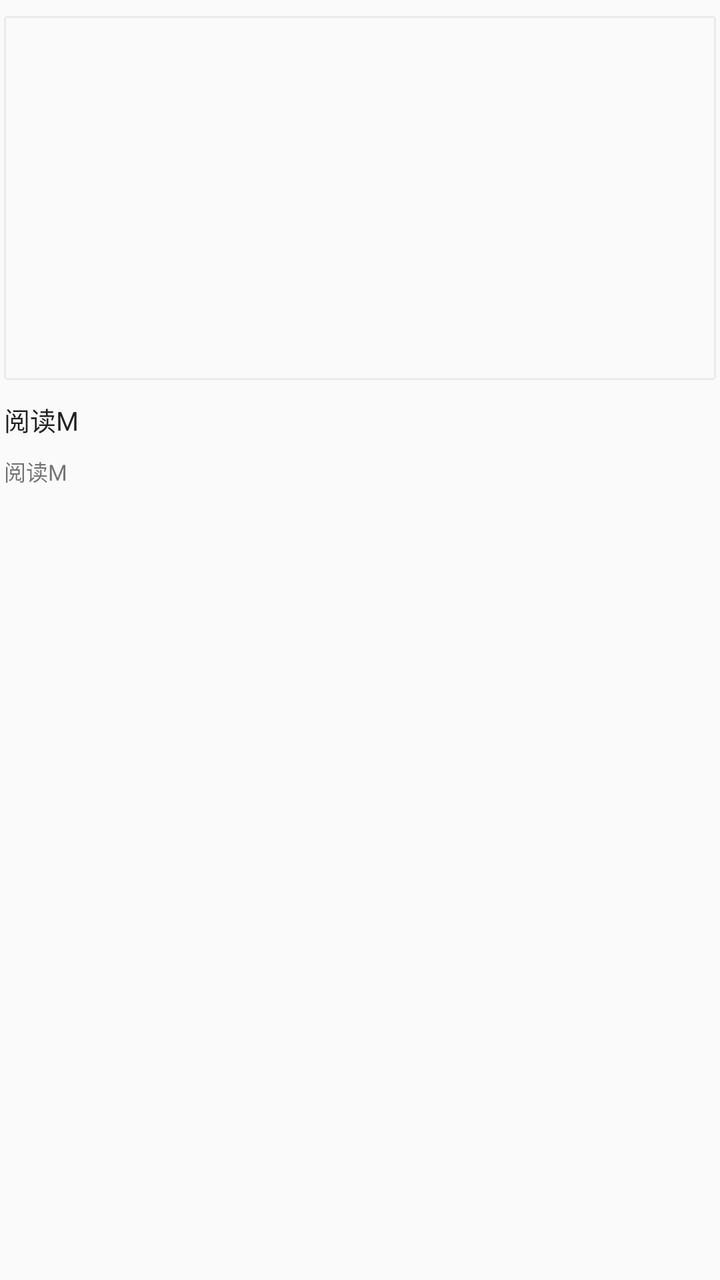
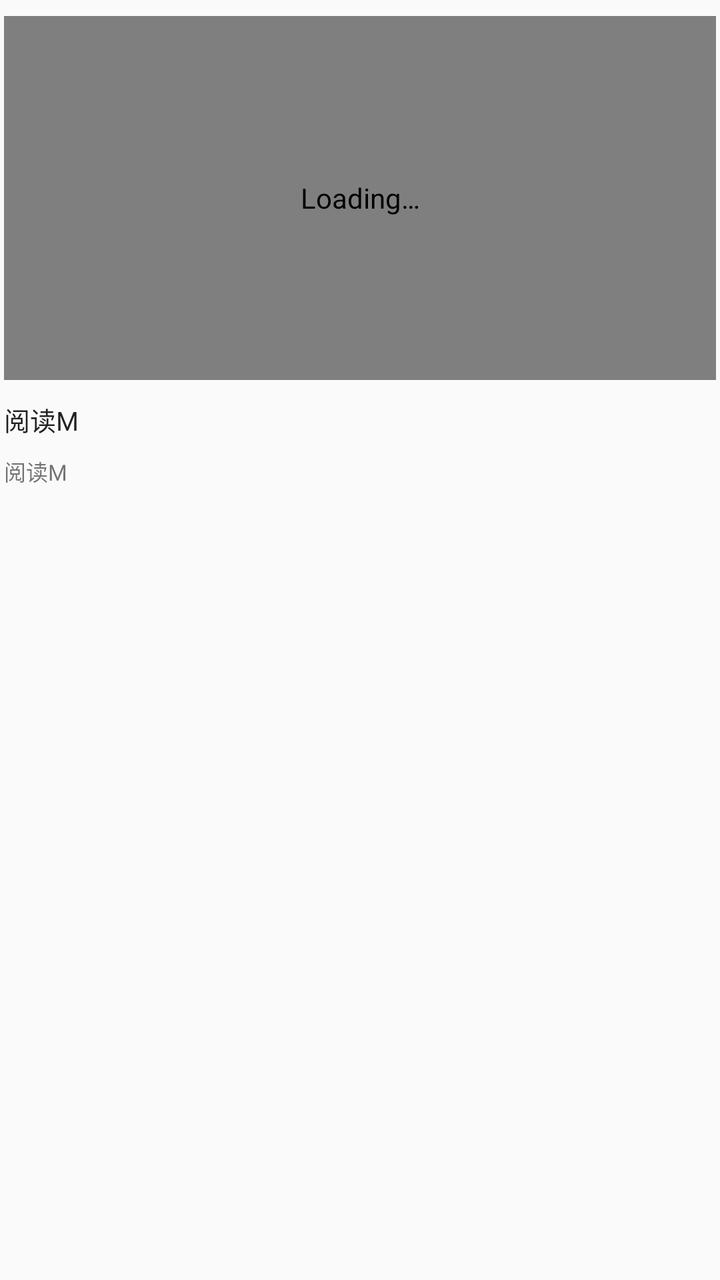

Before-and-after screenshots of an Android layout around one commit, followed by the original layout XML and the change that was made.
<!-- AndroidManifest.xml: application theme AppTheme.Light -->
<!-- res/layout/item_rss_article_4.xml -->
<?xml version="1.0" encoding="utf-8"?>
<androidx.constraintlayout.widget.ConstraintLayout xmlns:android="http://schemas.android.com/apk/res/android"
    xmlns:app="http://schemas.android.com/apk/res-auto"
    xmlns:tools="http://schemas.android.com/tools"
    android:paddingLeft="2dp"
    android:paddingTop="8dp"
    android:paddingBottom="6dp"
    android:paddingRight="2dp"
    android:layout_width="match_parent"
    android:layout_height="wrap_content">

    <ImageView
        android:id="@+id/image_view"
        android:layout_width="0dp"
        android:layout_height="182dp"
        android:contentDescription="@string/loading"
        android:visibility="visible"
        android:scaleType="centerCrop"
        android:background="@drawable/bg_img_border"
        app:layout_constraintTop_toTopOf="parent"
        app:layout_constraintLeft_toLeftOf="parent"
        app:layout_constraintRight_toRightOf="parent"
        tools:ignore="RtlHardcoded,RtlSymmetry" />

    <TextView
        android:id="@+id/tv_title"
        android:layout_width="0dp"
        android:layout_height="wrap_content"
        android:maxLines="2"
        android:ellipsize="end"
        android:text="@string/app_name"
        android:textColor="@color/primaryText"
        android:textSize="@dimen/text_13sp"
        android:paddingTop="10dp"
        app:layout_constraintTop_toBottomOf="@+id/image_view"
        app:layout_constraintLeft_toLeftOf="parent"
        app:layout_constraintRight_toRightOf="parent" />

    <TextView
        android:id="@+id/tv_pub_date"
        android:layout_width="0dp"
        android:layout_height="wrap_content"
        android:layout_gravity="center"
        android:text="@string/app_name"
        android:textSize="@dimen/text_11sp"
        android:maxLines="1"
        android:paddingTop="8dp"
        android:paddingBottom="2dp"
        app:layout_constraintTop_toBottomOf="@+id/tv_title"
        app:layout_constraintLeft_toLeftOf="parent"
        app:layout_constraintRight_toRightOf="parent"
        tools:ignore="SmallSp" />

</androidx.constraintlayout.widget.ConstraintLayout>
<!-- resources referenced by this layout -->
<resources>
  <color name="primaryText">#de000000</color>
  <dimen name="text_11sp">11sp</dimen>
  <dimen name="text_13sp">13sp</dimen>
  <!-- drawable bg_img_border (drawable) -->
  <?xml version="1.0" encoding="UTF-8"?>
  <shape xmlns:android="http://schemas.android.com/apk/res/android">
      <solid android:color="@color/background" />
      <stroke
          android:width="1dp"
          android:color="@color/bg_divider_line" />
      <corners android:radius="1dp" />
      <padding
          android:left="0dp"
          android:top="0dp"
          android:right="0dp"
          android:bottom="0dp" />
  </shape>
  <string name="app_name">阅读M</string>
  <string name="loading">Loading…</string>
  <style name="AppTheme.Light" parent="Base.AppTheme">
          <item name="actionBarStyle">@style/AppTheme.AppBarOverlay.Light</item>
      </style>
  <color name="background">@color/md_grey_50</color>
  <color name="bg_divider_line">#8fe0e0e0</color>
  <style name="Base.AppTheme" parent="Theme.AppCompat.DayNight.NoActionBar">
          <item name="colorPrimary">@color/primary</item>
          <item name="colorPrimaryDark">@color/primaryDark</item>
          <item name="colorAccent">@color/accent</item>
          <item name="actionOverflowMenuStyle">@style/Style.PopupMenu</item>
          <item name="android:itemTextAppearance">@style/Style.MenuItemText</item>
          <item name="android:popupMenuStyle">@style/Style.PopupMenu</item>
          <item name="android:statusBarColor">@color/transparent</item>
          <item name="android:windowDrawsSystemBarBackgrounds">true</item>
      </style>
  <style name="AppTheme.AppBarOverlay.Light" parent="ThemeOverlay.AppCompat.Light">
          <item name="colorAccent">@color/md_grey_900</item>
      </style>
  <color name="md_grey_50">#FAFAFA</color>
  <color name="primary">@color/md_light_blue_800</color>
  <color name="primaryDark">@color/md_light_blue_900</color>
  <color name="accent">@color/md_pink_800</color>
  <style name="Style.PopupMenu" parent="Widget.AppCompat.PopupMenu">
          <item name="android:popupBackground">@drawable/bg_popup_menu</item>
      </style>
  <style name="Style.MenuItemText" parent="@android:style/TextAppearance.Widget.IconMenu.Item">
          <item name="android:textColor">@color/menu_color_default</item>
          <item name="android:textSize">16sp</item>
      </style>
  <color name="transparent">#00000000</color>
  <color name="md_grey_900">#212121</color>
  <color name="md_light_blue_800">#0277BD</color>
  <color name="md_light_blue_900">#01579B</color>
  <color name="md_pink_800">#AD1457</color>
  <!-- drawable bg_popup_menu (drawable) -->
  <?xml version="1.0" encoding="utf-8"?>
  <shape xmlns:android="http://schemas.android.com/apk/res/android"
         android:shape="rectangle">
  
      <solid android:color="@color/background_menu"/>
  
      <corners android:radius="2dp"/>
  
  </shape>
  <color name="menu_color_default">#383838</color>
  <color name="background_menu">@color/md_grey_200</color>
  <color name="md_grey_200">#EEEEEE</color>
</resources>

<!-- the commit's change to res/layout/item_rss_article_4.xml (unified diff, before → after) -->
@@ -9,14 +9,14 @@
     android:layout_width="match_parent"
     android:layout_height="wrap_content">
 
-    <ImageView
+    <io.legado.app.ui.widget.image.FilletImageView
         android:id="@+id/image_view"
         android:layout_width="0dp"
         android:layout_height="182dp"
         android:contentDescription="@string/loading"
         android:visibility="visible"
         android:scaleType="centerCrop"
-        android:background="@drawable/bg_img_border"
+        app:radius="12dp"
         app:layout_constraintTop_toTopOf="parent"
         app:layout_constraintLeft_toLeftOf="parent"
         app:layout_constraintRight_toRightOf="parent"
<!-- resource entries referenced after the edit -->
@@ -3,27 +3,11 @@
   <color name="primaryText">#de000000</color>
   <dimen name="text_11sp">11sp</dimen>
   <dimen name="text_13sp">13sp</dimen>
-  <!-- drawable bg_img_border (drawable) -->
-  <?xml version="1.0" encoding="UTF-8"?>
-  <shape xmlns:android="http://schemas.android.com/apk/res/android">
-      <solid android:color="@color/background" />
-      <stroke
-          android:width="1dp"
-          android:color="@color/bg_divider_line" />
-      <corners android:radius="1dp" />
-      <padding
-          android:left="0dp"
-          android:top="0dp"
-          android:right="0dp"
-          android:bottom="0dp" />
-  </shape>
   <string name="app_name">阅读M</string>
   <string name="loading">Loading…</string>
   <style name="AppTheme.Light" parent="Base.AppTheme">
           <item name="actionBarStyle">@style/AppTheme.AppBarOverlay.Light</item>
       </style>
-  <color name="background">@color/md_grey_50</color>
-  <color name="bg_divider_line">#8fe0e0e0</color>
   <style name="Base.AppTheme" parent="Theme.AppCompat.DayNight.NoActionBar">
           <item name="colorPrimary">@color/primary</item>
           <item name="colorPrimaryDark">@color/primaryDark</item>
@@ -37,7 +21,6 @@
   <style name="AppTheme.AppBarOverlay.Light" parent="ThemeOverlay.AppCompat.Light">
           <item name="colorAccent">@color/md_grey_900</item>
       </style>
-  <color name="md_grey_50">#FAFAFA</color>
   <color name="primary">@color/md_light_blue_800</color>
   <color name="primaryDark">@color/md_light_blue_900</color>
   <color name="accent">@color/md_pink_800</color>
